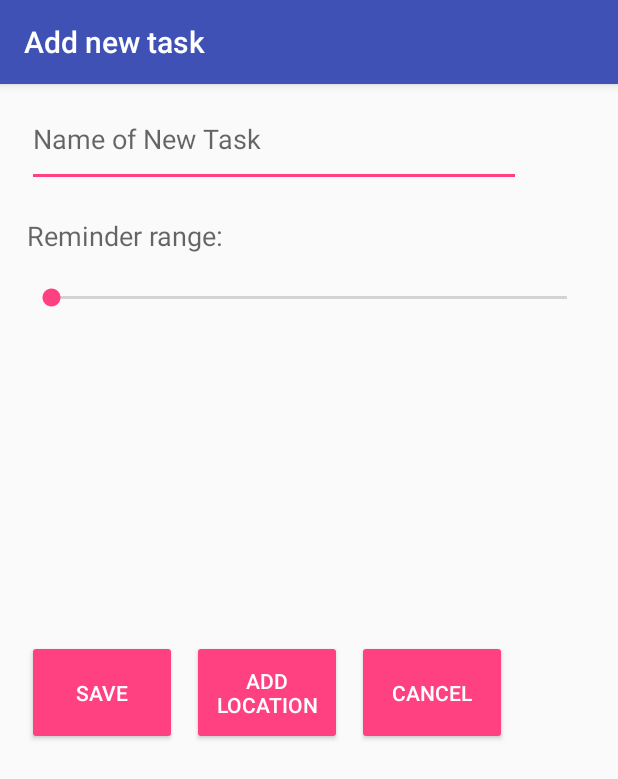
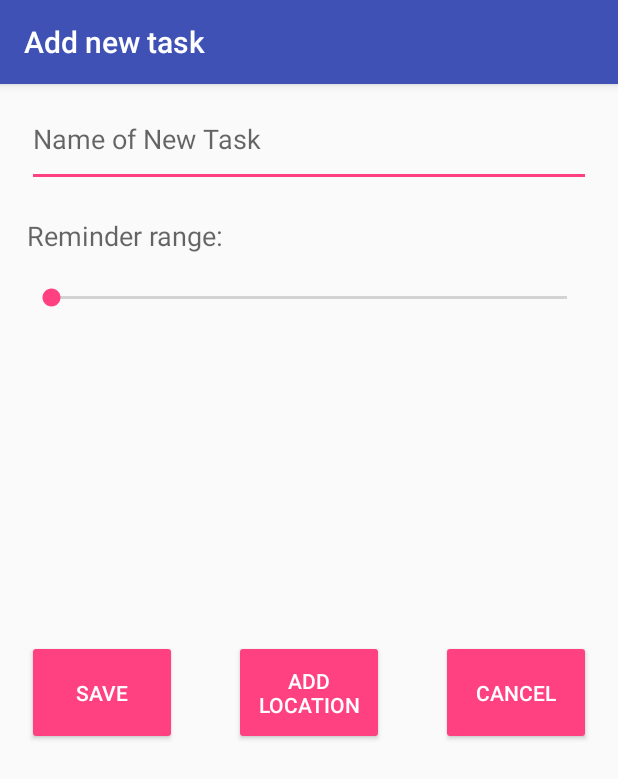
Before and after one commit to matsair/NutSmoothie, an Android app: the NewTaskActivity screen opened directly, with no data from a screen before it, on a phone screen of 412 x 824 dp. Shown: the top 779 px of the screen. Run offline under Robolectric (Android 15) with nearby library versions, the light colour scheme and no system bars.

Commit message:
small design changes

```diff
--- a/app/src/main/java/de/nutboyz/nutsmoothie/commons/ListViewAdapter.java
+++ b/app/src/main/java/de/nutboyz/nutsmoothie/commons/ListViewAdapter.java
@@ -21,10 +21,6 @@ import de.nutboyz.nutsmoothie.R;
 public class ListViewAdapter extends ArrayAdapter<Task>{
 
     private final String TAG = getClass().getSimpleName();
-
-    public ListViewAdapter(Context context, int textViewResourceId) {
-        super(context, textViewResourceId);
-    }
 
     public ListViewAdapter(Context context, int resource, List<Task> items) {
         super(context, resource, items);
--- a/app/src/main/res/layout/newtask_activity.xml
+++ b/app/src/main/res/layout/newtask_activity.xml
@@ -24,7 +24,8 @@
 
     <LinearLayout
         xmlns:android="http://schemas.android.com/apk/res/android"
-        android:orientation="vertical" android:layout_width="match_parent"
+        android:orientation="vertical"
+        android:layout_width="match_parent"
         android:layout_height="match_parent"
         android:paddingBottom="@dimen/activity_vertical_margin"
         android:paddingLeft="@dimen/activity_horizontal_margin"
@@ -33,7 +34,7 @@
 
         <EditText
             android:id="@+id/newtask_edtext_task"
-            android:layout_width="329dp"
+            android:layout_width="match_parent"
             android:layout_height="wrap_content"
             android:layout_marginTop="50dp"
             android:paddingBottom="@dimen/activity_vertical_margin"
@@ -41,7 +42,7 @@
             android:text="" />
 
         <TextView
-            android:layout_width="324dp"
+            android:layout_width="match_parent"
             android:layout_height="wrap_content"
             android:layout_marginTop="20dp"
             android:textAppearance="?android:attr/textAppearanceMedium"
@@ -71,23 +72,23 @@
             android:layout_gravity="center_horizontal" />
 
         <RelativeLayout
-            android:layout_width="wrap_content"
+            android:layout_width="match_parent"
             android:layout_height="wrap_content"
-            android:paddingTop="@dimen/activity_vertical_margin">
+            android:layout_marginTop="@dimen/activity_vertical_margin">
 
             <Button
                 android:id="@+id/newtask_btn_save"
                 android:layout_width="100dp"
                 android:layout_height="70dp"
                 android:text="Save"
+                android:layout_alignParentStart="true"
                 android:textColor="@color/white"/>
 
             <Button
                 android:id="@+id/newtask_btn_addLoc"
                 android:layout_width="100dp"
                 android:layout_height="70dp"
-                android:layout_toEndOf="@id/newtask_btn_save"
-                android:layout_marginLeft="10dp"
+                android:layout_centerHorizontal="true"
                 android:text="Add Location"
                 android:textColor="@color/white"/>
 
@@ -95,19 +96,11 @@
                 android:id="@+id/newtask_btn_cancel"
                 android:layout_width="100dp"
                 android:layout_height="70dp"
-                android:layout_toEndOf="@id/newtask_btn_addLoc"
-                android:layout_marginLeft="10dp"
+                android:layout_alignParentEnd="true"
                 android:text="Cancel"
                 android:textColor="@color/white"/>
 
         </RelativeLayout>
 
-        <TextView
-            android:layout_width="wrap_content"
-            android:layout_height="wrap_content"
-            android:textAppearance="?android:attr/textAppearanceSmall"
-            android:id="@+id/newtask_textview"
-            android:layout_gravity="center_horizontal" />
-
     </LinearLayout>
 </android.support.design.widget.CoordinatorLayout>
```
Also changed, not shown: 1 other file.
